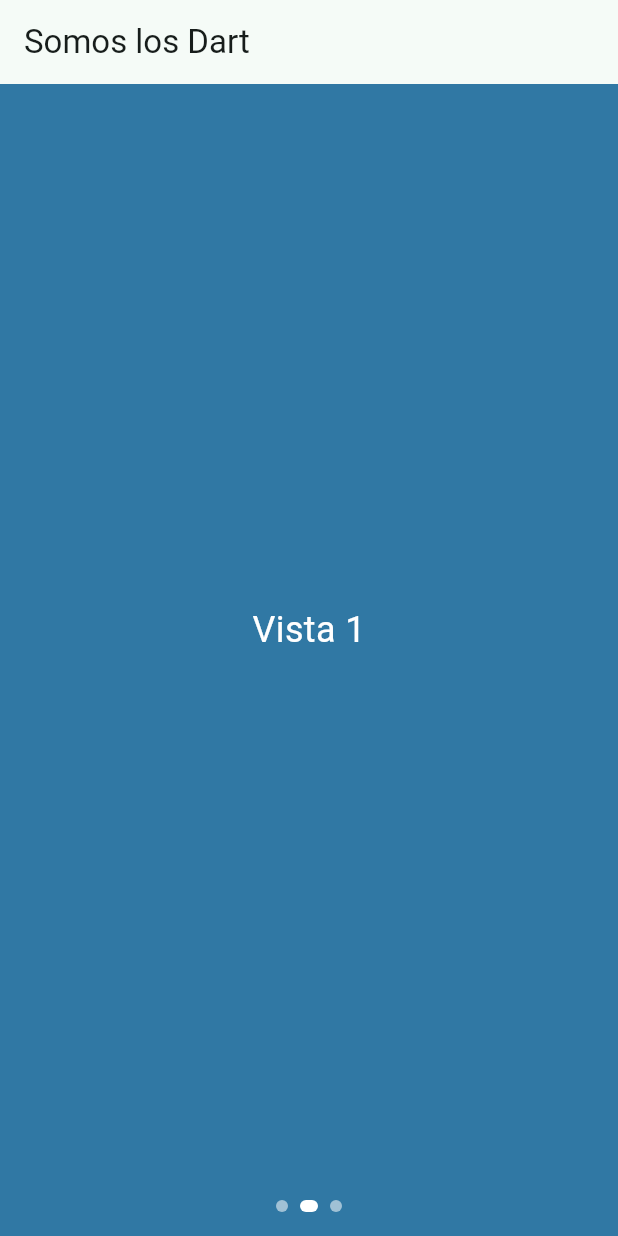
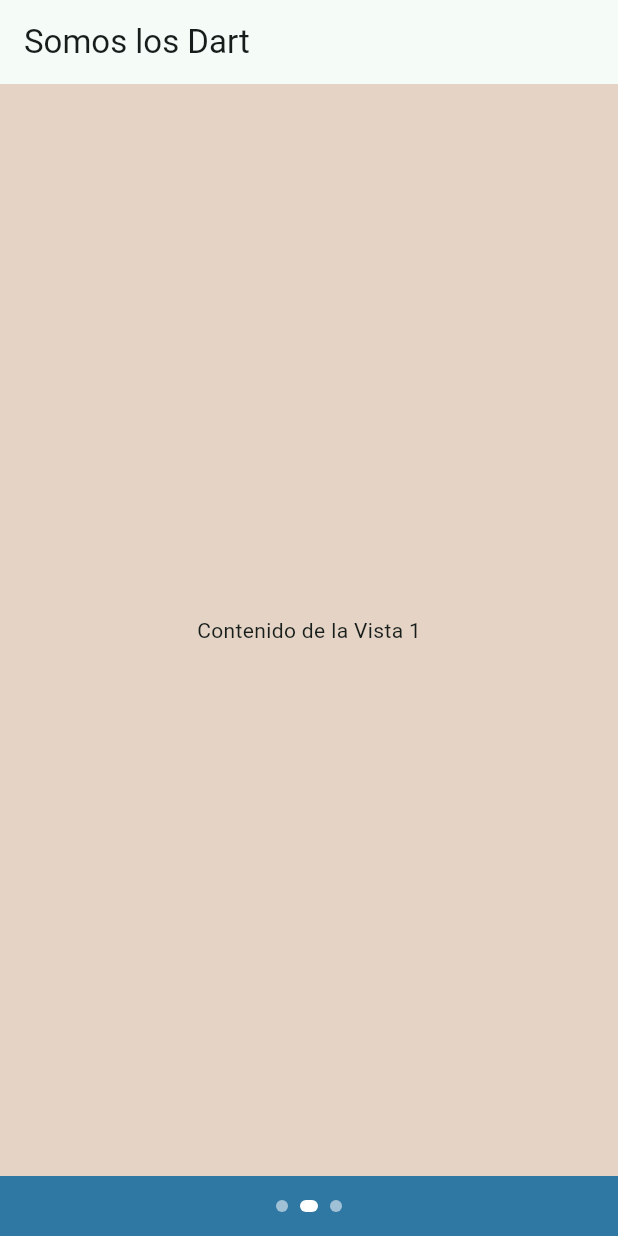
Before and after one commit to DanPao-GA/recordatorios_app, a Flutter app: the screen it shows after launch, on a phone screen of 412 x 824 dp. Run offline on Flutter 3.47's test engine with Material 3 defaults, Android fonts, the phone set to English and light mode, and no system bars.

Commit message:
cada vista tiene su archivo para trabajo comodo

```diff
--- a/lib/interfaz_grafica_menu.dart
+++ b/lib/interfaz_grafica_menu.dart
@@ -2,6 +2,7 @@ import 'package:flutter/material.dart';
 import 'package:flutter/gestures.dart';
 import 'package:recordatorios_app/vista_1.dart';
 import 'package:recordatorios_app/vista_2.dart';
+import 'package:recordatorios_app/vista_0.dart';
 import 'package:recordatorios_app/AppColors.dart';
 
 
@@ -98,9 +99,12 @@ class _InterfazGraficaMenuState extends State<InterfazGraficaMenu> {
         controller: _pageController,
         onPageChanged: (index) => setState(() => _paginaActual = index),
         children: const [
-          Center(child: Text('Vista 0', style: TextStyle(color: Colors.white, fontSize: 24))),
-          Center(child: Text('Vista 1', style: TextStyle(color: Colors.white, fontSize: 24))),
-          Center(child: Text('Vista 2', style: TextStyle(color: Colors.white, fontSize: 24))),
+          vista_0(),
+          //Center(child: Text('Vista 0', style: TextStyle(color: Colors.white, fontSize: 24))),
+          vista_1(),
+          //Center(child: Text('Vista 1', style: TextStyle(color: Colors.white, fontSize: 24))),
+          vista_2(),
+          //Center(child: Text('Vista 2', style: TextStyle(color: Colors.white, fontSize: 24))),
         ],
       ),
     ),
```
Also changed, not shown: lib/vista_0.dart (+21 -0 lines).
